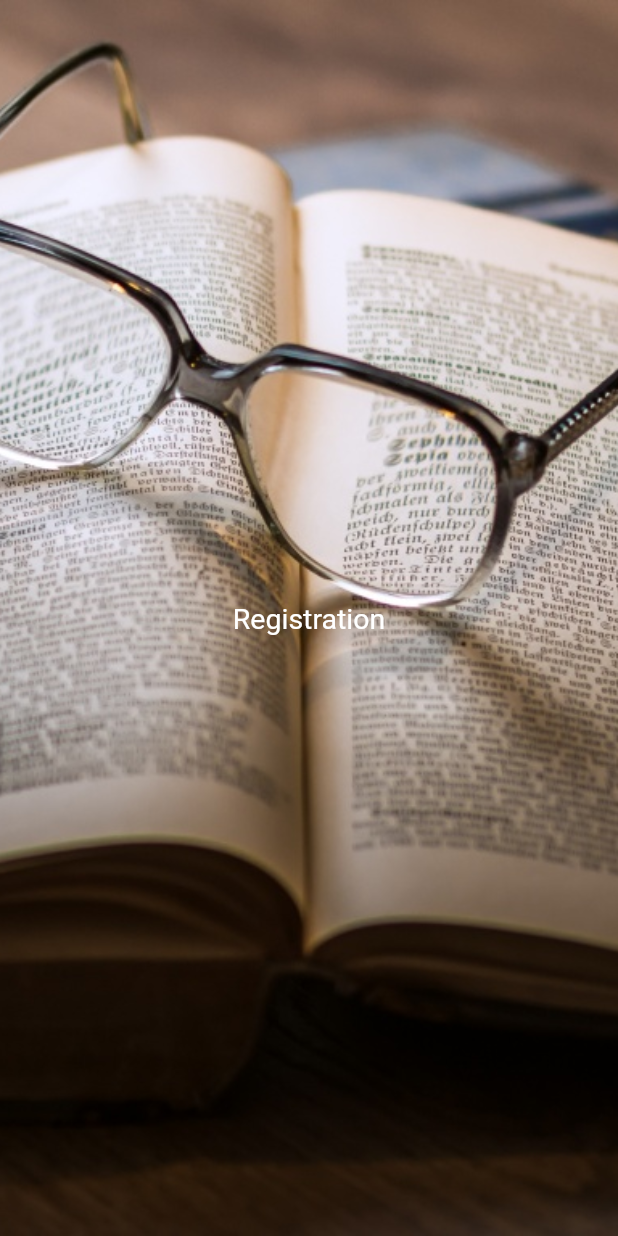
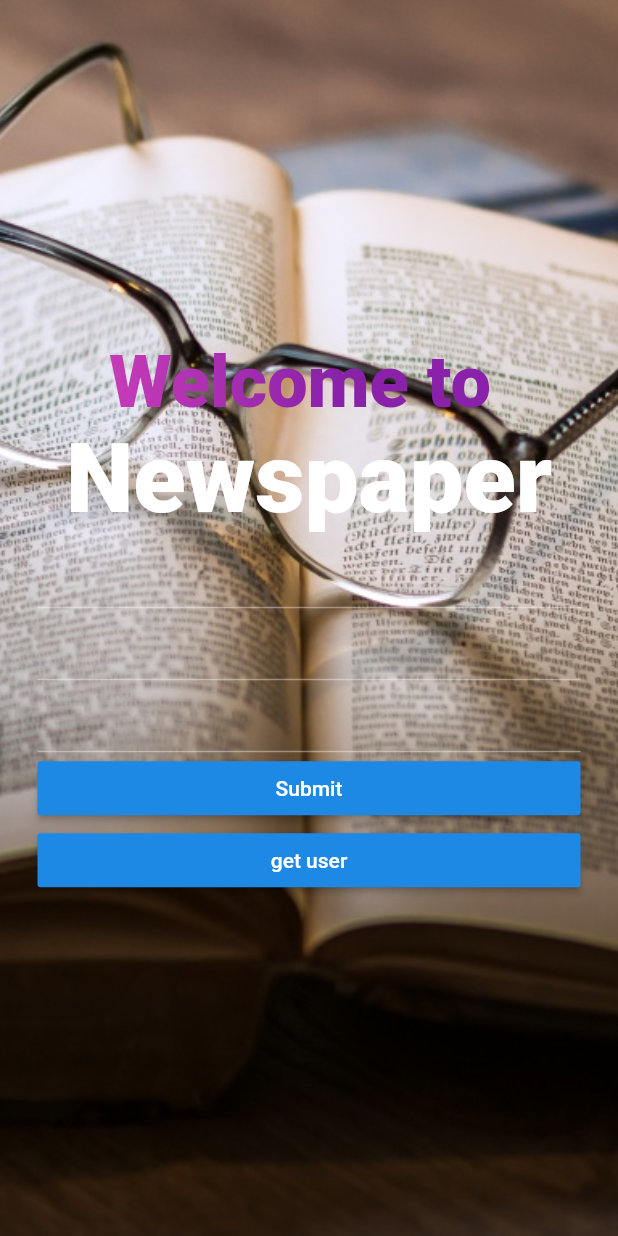
Before and after one commit to OmarAbdo/newspaper-flutter, a Flutter app: the screen it shows after launch, on a phone screen of 412 x 824 dp. Run offline on Flutter 3.47's test engine with Material 2 defaults, Android fonts, the phone set to English and light mode, and no system bars; our stand-ins replace rxdart; Roboto replaces fonts that are missing (Hind, Montserrat).

Commit message:
early implementation of user bloc

```diff
--- /dev/null
+++ b/lib/src/models/user.dart
@@ -0,0 +1,21 @@
+class UserModel {
+  String _userName;
+  String _userEmail;
+  String _userPassword;
+  String _userCountry;
+  dynamic _userBirthday;
+
+  UserModel.fromJson(Map<String, dynamic> parsedJson) {
+    _userName = parsedJson['name'];
+    _userEmail = parsedJson['email'];
+    _userPassword = parsedJson['password'];
+    _userCountry = parsedJson['country'];
+    _userBirthday = parsedJson['birthday'];
+  }
+
+  String get userName       => _userName;
+  String get userEmail      => _userEmail;
+  String get userPassword   => _userPassword;
+  String get userCountry    => _userCountry;
+  dynamic get userBirthday  => _userBirthday;
+}
--- /dev/null
+++ b/lib/src/resources/user_api.dart
@@ -0,0 +1,19 @@
+import 'dart:async';
+import 'package:http/http.dart' show Client;
+import 'dart:convert';
+import '../models/user.dart';
+
+class UserApi {
+  Client client = Client();
+
+  Future<UserModel> fetchUser() async {
+    final response = await client.get("http://localhost:5000/api/v1/authentication/getdummyuser");
+    if (response.statusCode == 200) {
+      // If the call to the server was successful, try to parse the JSON
+      return UserModel.fromJson(json.decode(response.body));
+    } else {
+      // If that call was not successful, throw an error.
+      throw Exception('Failed to find user');
+    }
+  }
+}
--- a/lib/src/ui/registration/register.dart
+++ b/lib/src/ui/registration/register.dart
@@ -1,18 +1,114 @@
 import 'package:flutter/material.dart';
+import 'package:flutter/material.dart';
+import '../../models/user.dart';
+import '../../bloc/user_bloc.dart';
 
-class Register extends StatelessWidget {
+class Register extends StatefulWidget {
+  @override
+  State<StatefulWidget> createState() {
+    return _RegisterState();
+  }
+}
+
+class _RegisterState extends State<Register> {
+  final _formKey = GlobalKey<FormState>();
+  final Shader linearGradient = LinearGradient(
+    colors: <Color>[
+      Color(0xffDA44bb),
+      Color(0xff8921aa),
+    ],
+  ).createShader(Rect.fromLTWH(0.0, 0.0, 200.0, 70.0));
+
   @override
   Widget build(BuildContext context) {
     // TODO: implement build
     return Container(
       child: Center(
-        child: Text('Registration'),
+        child: ListView(
+          shrinkWrap: true,
+          padding: EdgeInsets.all(25.0),
+          children: <Widget>[
+            Center(
+              child: Column(
+                children: <Widget>[
+                  Text(
+                    'Welcome to ',
+                    style: TextStyle(
+                      fontSize: 48,
+                      fontWeight: FontWeight.w800,
+                      foreground: Paint()..shader = linearGradient,
+                    ),
+                  ),
+                  Text(
+                    'Newspaper',
+                    style: TextStyle(
+                      fontSize: 64,
+                      fontWeight: FontWeight.w800,
+                      color: Colors.white,
+                    ),
+                  ),
+                ],
+              ),
+            ),
+            Form(
+              key: _formKey,
+              child: Column(
+                children: <Widget>[
+                  TextFormField(
+                    // The validator receives the text that the user has entered.
+                    validator: (value) {
+                      if (value.isEmpty) {
+                        return 'Enter some text';
+                      }
+                      return null;
+                    },
+                  ),
+                  TextFormField(
+                    // The validator receives the text that the user has entered.
+                    validator: (value) {
+                      if (value.isEmpty) {
+                        return 'Enter some text';
+                      }
+                      return null;
+                    },
+                  ),
+                  TextFormField(
+                    // The validator receives the text that the user has entered.
+                    validator: (value) {
+                      if (value.isEmpty) {
+                        return 'Enter some text';
+                      }
+                      return null;
+                    },
+                  )
+                ],
+              ),
+            ),
+            RaisedButton(
+              onPressed: () {
+                // Validate returns true if the form is valid, otherwise false.
+                if (_formKey.currentState.validate()) {
+                  // If the form is valid, display a snackbar. In the real world,
+                  // you'd often call a server or save the information in a database.
+
+                  Scaffold.of(context)
+                      .showSnackBar(SnackBar(content: Text('Processing Data')));
+                }
+              },
+              child: Text('Submit'),
+            ),
+            RaisedButton(
+               onPressed: userBloc.fetchUser,
+              child: Text('get user'),
+            ),
+          ],
+        ),
       ),
       decoration: BoxDecoration(
         image: DecorationImage(
-            image: AssetImage("assets/images/loginbg.jpg"),
-            fit: BoxFit.cover,
-          ),
+          image: AssetImage("assets/images/loginbg.jpg"),
+          fit: BoxFit.cover,
+        ),
       ),
     );
   }
--- a/pubspec.yaml
+++ b/pubspec.yaml
@@ -23,6 +23,8 @@ dependencies:
   # The following adds the Cupertino Icons font to your application.
   # Use with the CupertinoIcons class for iOS style icons.
   cupertino_icons: ^0.1.2
+  http: ^0.12.0+2
+  rxdart: ^0.22.0
 
 dev_dependencies:
   flutter_test:
```
Also changed, not shown: lib/src/bloc/user_bloc.dart (added, +25 -0 lines), lib/src/resources/repository.dart (added, +9 -0 lines), pubspec.lock, 1 other file.
